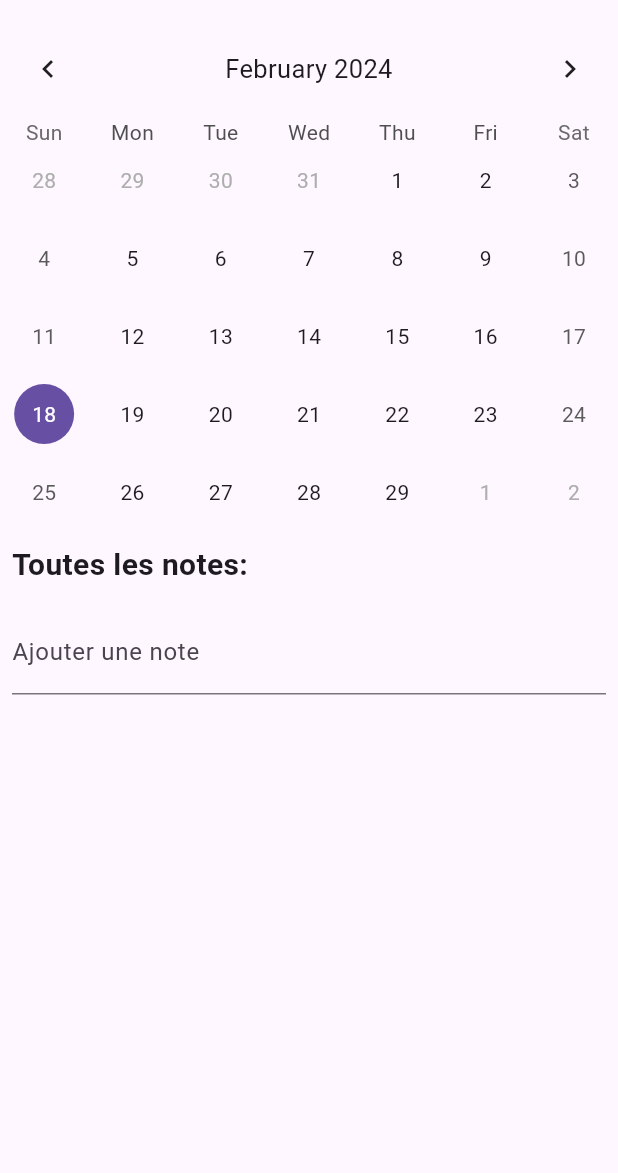
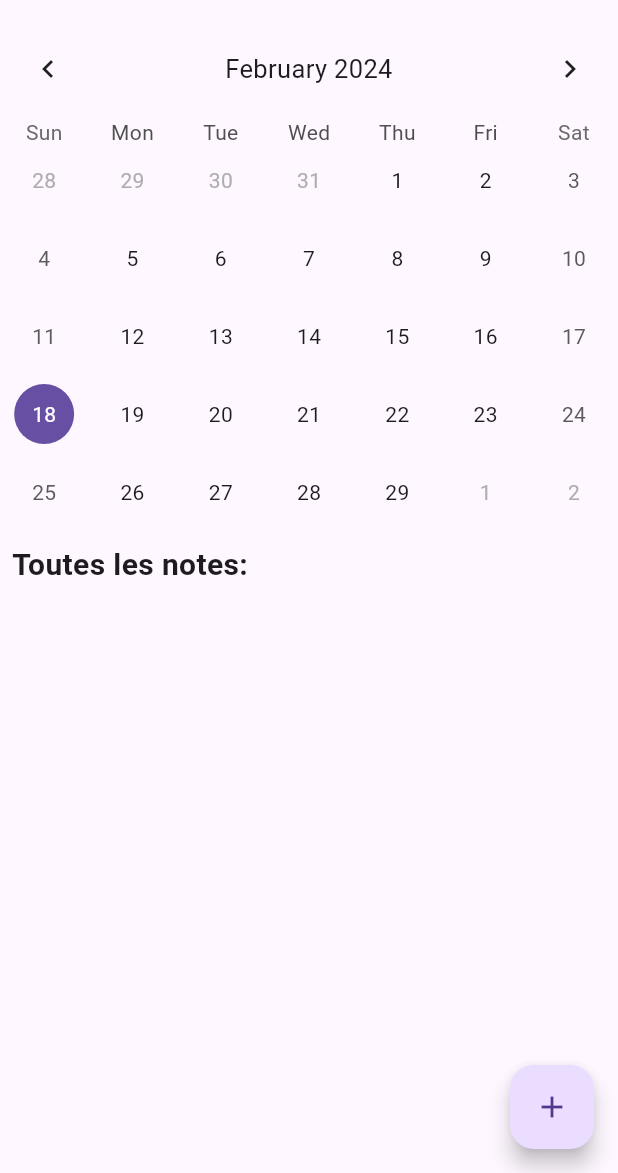
Before and after one commit to Rantsa-B613/BabyPlan, a Flutter app: the screen it shows after launch, on a phone screen of 412 x 824 dp, the part 63-1236 px from its top. Run offline on Flutter 3.47's test engine with Material 3 defaults, Android fonts, the phone set to English and light mode, and no system bars; drawn by our look-alikes of table_calendar.

Commit message:
modal note

```diff
--- a/lib/components/calendar_map.dart
+++ b/lib/components/calendar_map.dart
@@ -62,7 +62,7 @@ class _CalendarScreenState extends State<CalendarScreen> {
                   color: Colors.yellow,
                   shape: BoxShape.circle,
                 ),
-                todayTextStyle: const TextStyle(color: Colors.black),
+                todayTextStyle: const TextStyle(color: Colors.blue),
                 selectedDecoration: BoxDecoration(
                   color: Theme.of(context).primaryColor,
                   shape: BoxShape.circle,
@@ -74,8 +74,10 @@ class _CalendarScreenState extends State<CalendarScreen> {
                 titleCentered: true,
               ),
             ),
+
+            // ~~~~~~~~ NOTES ~~~~~~~~~//
             const Padding(
-              padding: const EdgeInsets.all(8.0),
+              padding: EdgeInsets.all(8.0),
               child: Text(
                 'Toutes les notes:',
                 style: TextStyle(fontSize: 20, fontWeight: FontWeight.bold),
@@ -83,7 +85,7 @@ class _CalendarScreenState extends State<CalendarScreen> {
             ),
             ListView.builder(
               shrinkWrap: true,
-              physics: NeverScrollableScrollPhysics(),
+              physics: const NeverScrollableScrollPhysics(),
               itemCount: _events.length,
               itemBuilder: (context, index) {
                 final eventDate = _events.keys.elementAt(index);
@@ -95,7 +97,7 @@ class _CalendarScreenState extends State<CalendarScreen> {
                       padding: const EdgeInsets.symmetric(horizontal: 8.0),
                       child: Text(
                         '${eventDate.day}/${eventDate.month}/${eventDate.year}:',
-                        style: TextStyle(
+                        style: const TextStyle(
                           fontSize: 16,
                           fontWeight: FontWeight.bold,
                         ),
@@ -126,25 +128,41 @@ class _CalendarScreenState extends State<CalendarScreen> {
                 );
               },
             ),
-            Padding(
-              padding: const EdgeInsets.all(8.0),
-              child: TextFormField(
+          ],
+        ),
+      ),
+      floatingActionButton: FloatingActionButton(
+        onPressed: () {
+          showDialog(
+            context: context,
+            builder: (BuildContext context) {
+              return AlertDialog(
+                title: Text('Ajouter une note'),
+                content: TextFormField(
                   controller: _eventController,
-                decoration: const InputDecoration(
-                  labelText: 'Ajouter une note',
+                  decoration: InputDecoration(
+                    labelText: 'Entrez votre note',
                   ),
-                onFieldSubmitted: (_) {
+                ),
+                actions: <Widget>[
+                  TextButton(
+                    child: Text('Ajouter'),
+                    onPressed: () {
                       setState(() {
                         _events[_selectedDay] = _events[_selectedDay] ?? [];
                         _events[_selectedDay]!.add(_eventController.text);
                         _eventController.clear();
                       });
+                      Navigator.of(context).pop(); // Ferme le dialog après avoir ajouté la note
                     },
                   ),
+                ],
+              );
+            },
+          );
+        },
+        child: Icon(Icons.add),
       ),
-          ],
-        ),
-      ),
-    );
+    );;
   }
 }
```
Lines whose indentation alone changed are shown as unchanged.
